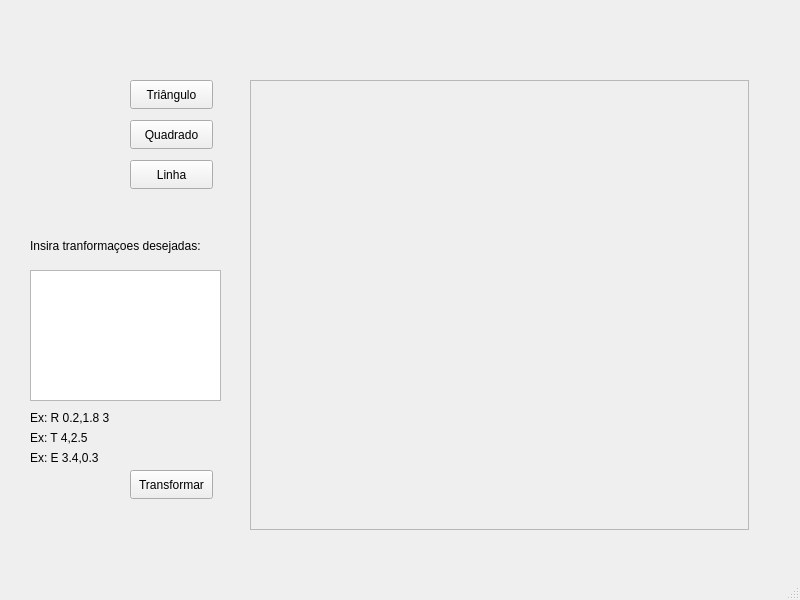
Before: the Qt Designer form mainwindow.ui in alessipg/projetoCG, drawn with Qt 5.
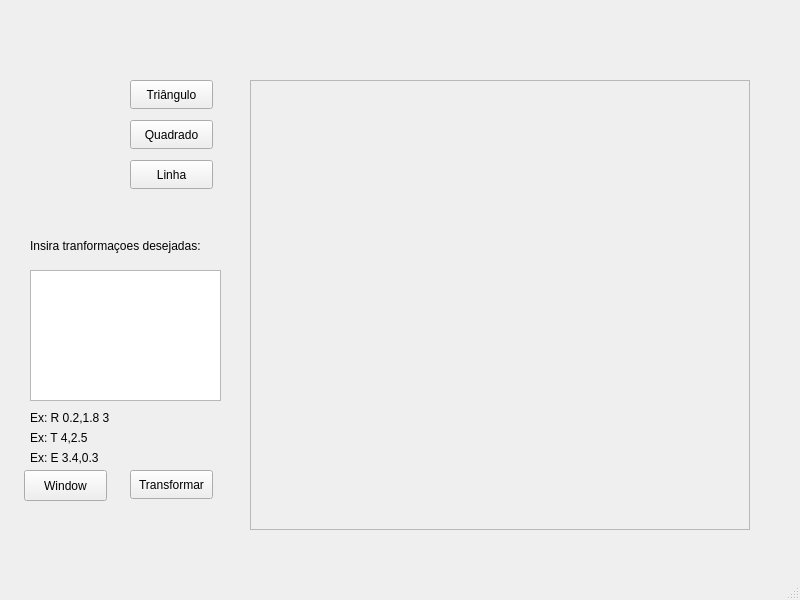
After: the same form once the commit is applied. Custom widgets are drawn as their Qt base class.

Diff of the .ui file:
```diff
--- a/mainwindow.ui
+++ b/mainwindow.ui
@@ -19,7 +19,7 @@
      <rect>
       <x>250</x>
       <y>80</y>
-      <width>499</width>
+      <width>500</width>
       <height>450</height>
      </rect>
     </property>
@@ -147,6 +147,19 @@
      <string>Ex: E 3.4,0.3</string>
     </property>
    </widget>
+   <widget class="QPushButton" name="btnWindow">
+    <property name="geometry">
+     <rect>
+      <x>24</x>
+      <y>470</y>
+      <width>83</width>
+      <height>31</height>
+     </rect>
+    </property>
+    <property name="text">
+     <string>Window</string>
+    </property>
+   </widget>
   </widget>
   <widget class="QMenuBar" name="menubar">
    <property name="geometry">
```
